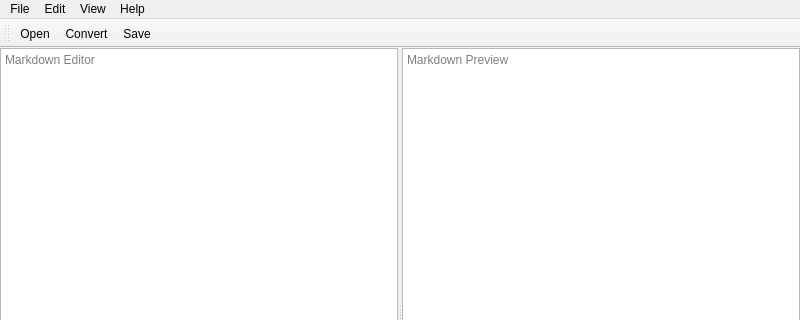
Before: the Qt Designer form mainwindow.ui in ongre01/MarkItDown_Desktop, drawn with Qt 5; both pictures show x 0 to 800 and y 0 to 320 of the 800 by 600 pixel window.
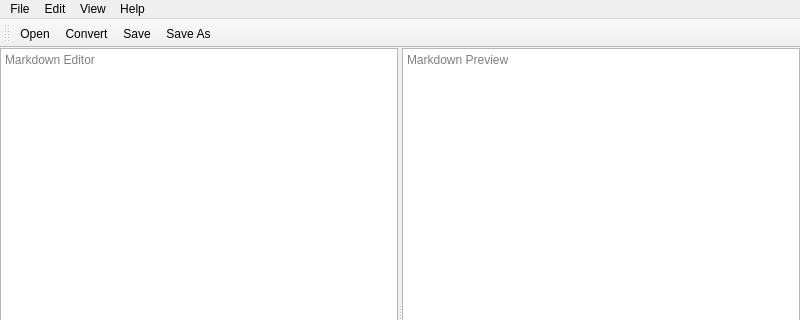
After: the same form once the commit is applied.

```diff
--- a/mainwindow.ui
+++ b/mainwindow.ui
@@ -101,6 +101,7 @@
    <addaction name="actionOpen"/>
    <addaction name="actionConvert"/>
    <addaction name="actionSave"/>
+   <addaction name="actionSaveAs"/>
   </widget>
   <widget class="QStatusBar" name="statusbar"/>
   <action name="actionOpen">
@@ -118,6 +119,11 @@
     <string>Save</string>
    </property>
   </action>
+  <action name="actionSaveAs">
+   <property name="text">
+    <string>Save As</string>
+   </property>
+  </action>
  </widget>
  <resources/>
  <connections/>
```
Left out of the diff: 1 changed line with no effect on the pictures.
